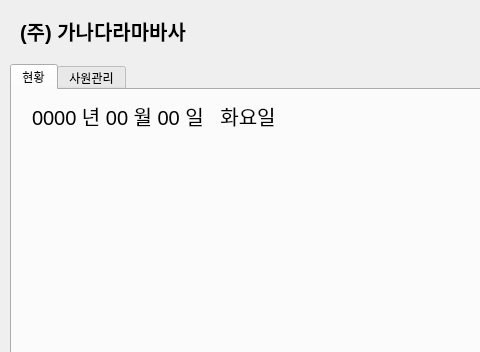
The window that attendance_manage/mainwindow_dashboard.ui (Jeho0216/attendance_manage_project) describes before a commit, drawn with Qt 5; both pictures show x 0 to 480 and y 0 to 352 of the 1144 by 753 pixel window.
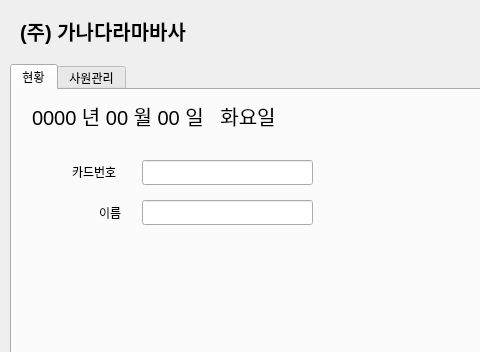
The same window after the commit. The open tabs and pages were chosen to show the change.

Patch:
```diff
--- a/attendance_manage/mainwindow_dashboard.ui
+++ b/attendance_manage/mainwindow_dashboard.ui
@@ -76,6 +76,58 @@
        <set>Qt::AlignLeading|Qt::AlignLeft|Qt::AlignVCenter</set>
       </property>
      </widget>
+     <widget class="QLabel" name="label_6">
+      <property name="geometry">
+       <rect>
+        <x>60</x>
+        <y>73</y>
+        <width>67</width>
+        <height>17</height>
+       </rect>
+      </property>
+      <property name="text">
+       <string>카드번호</string>
+      </property>
+     </widget>
+     <widget class="QLineEdit" name="lineEdit_state_card">
+      <property name="geometry">
+       <rect>
+        <x>130</x>
+        <y>70</y>
+        <width>171</width>
+        <height>25</height>
+       </rect>
+      </property>
+      <property name="readOnly">
+       <bool>true</bool>
+      </property>
+     </widget>
+     <widget class="QLabel" name="label_7">
+      <property name="geometry">
+       <rect>
+        <x>87</x>
+        <y>114</y>
+        <width>41</width>
+        <height>17</height>
+       </rect>
+      </property>
+      <property name="text">
+       <string>이름</string>
+      </property>
+     </widget>
+     <widget class="QLineEdit" name="lineEdit_state_name">
+      <property name="geometry">
+       <rect>
+        <x>130</x>
+        <y>110</y>
+        <width>171</width>
+        <height>25</height>
+       </rect>
+      </property>
+      <property name="readOnly">
+       <bool>true</bool>
+      </property>
+     </widget>
     </widget>
     <widget class="QWidget" name="tab_2">
      <attribute name="title">
```
Left out of the diff: 29 changed lines with no effect on the pictures.
